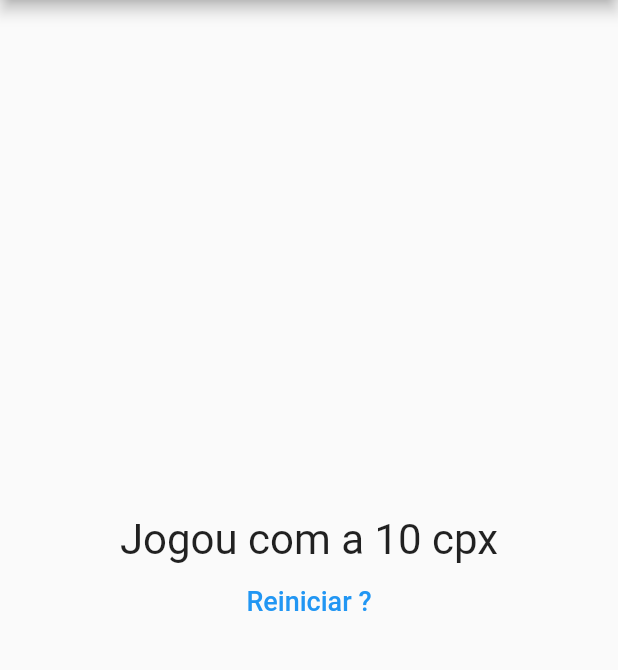
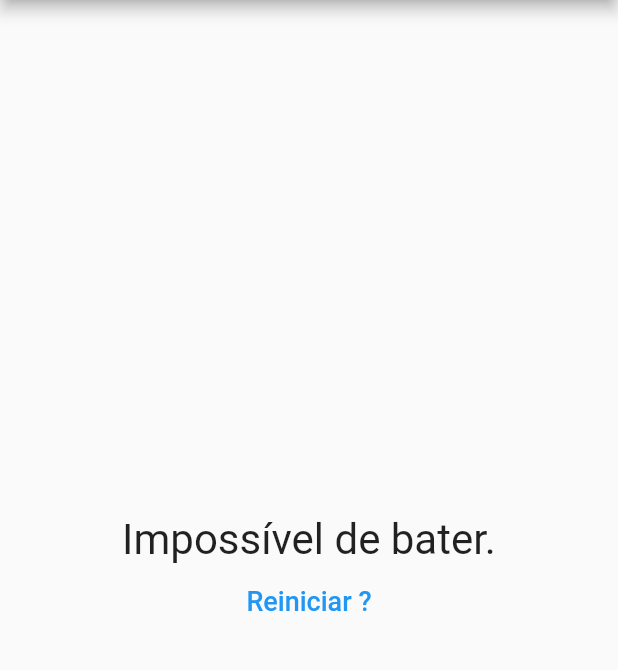
Before and after one commit to lucasdinesh/projeto_perguntas, a Flutter app: the screen it shows after launch, after a tap on "Preto", after a tap on "Cobra", after a tap on "DragonBall", on a phone screen of 412 x 824 dp, the part 84-754 px from its top. Run offline on Flutter 3.47's test engine with Material 2 defaults, Android fonts, the phone set to English and light mode, and no system bars.

Commit message:
Second Commit

```diff
--- a/lib/resultado.dart
+++ b/lib/resultado.dart
@@ -8,13 +8,13 @@ class Resultado extends StatelessWidget {
 
   String get fraseResultado {
     if (pontuacao < 8) {
-      return ' Patifou, foi uma merda.';
+      return ' Ok, satisfatório.';
     } else if (pontuacao < 12) {
       return 'Muito bom!!';
     } else if (pontuacao < 16) {
-      return 'Gastou até!';
+      return 'Expert!';
     } else {
-      return 'Jogou com a 10 cpx';
+      return 'Impossível de bater.';
     }
   }
 
```
